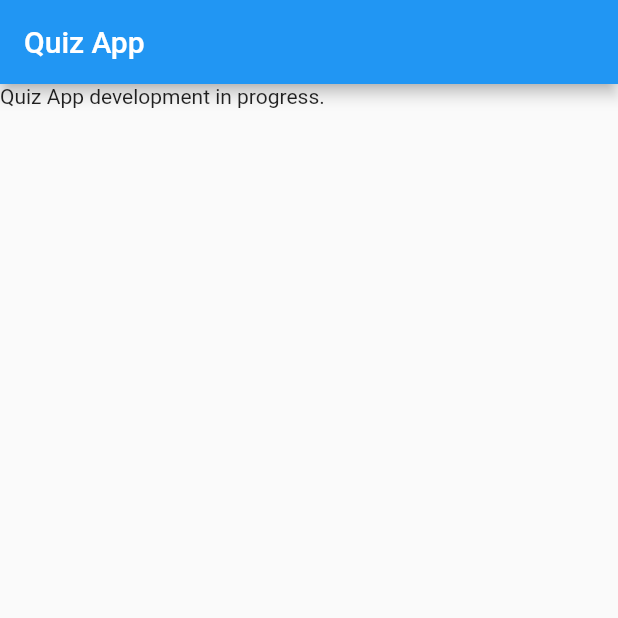
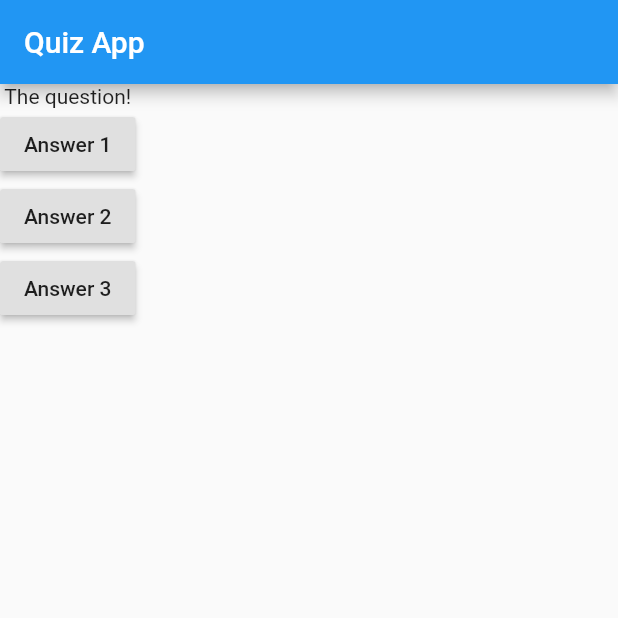
Before and after one commit to augustineantonyjoy/flutterquiz, a Flutter app: the screen it shows after launch, on a phone screen of 412 x 824 dp, the top half of it. Run offline on Flutter 3.47's test engine with Material 2 defaults, Android fonts, the phone set to English and light mode, and no system bars.

Commit message:
added buttons

```diff
--- a/quizapp/lib/main.dart
+++ b/quizapp/lib/main.dart
@@ -3,14 +3,29 @@ import 'package:flutter/material.dart';
 void main() => runApp(MyApp());
 
 class MyApp extends StatelessWidget {
+  void answerQuestions() {
+    print('Answer Selected');
+  }
+
   @override
   Widget build(BuildContext context) {
+    var questions = [
+      'What\'s your favourite color?',
+      'What\'s your favourite animal?',
+    ];
     return MaterialApp(
       home: Scaffold(
         appBar: AppBar(
           title: Text('Quiz App'),
         ),
-        body: Text('Quiz App development in progress.'),
+        body: Column(
+          children: [
+            Text('The question!'),
+            RaisedButton(child: Text('Answer 1'), onPressed: answerQuestions),
+            RaisedButton(child: Text('Answer 2'), onPressed: answerQuestions),
+            RaisedButton(child: Text('Answer 3'), onPressed: answerQuestions),
+          ],
+        ),
       ),
     );
   }
```
